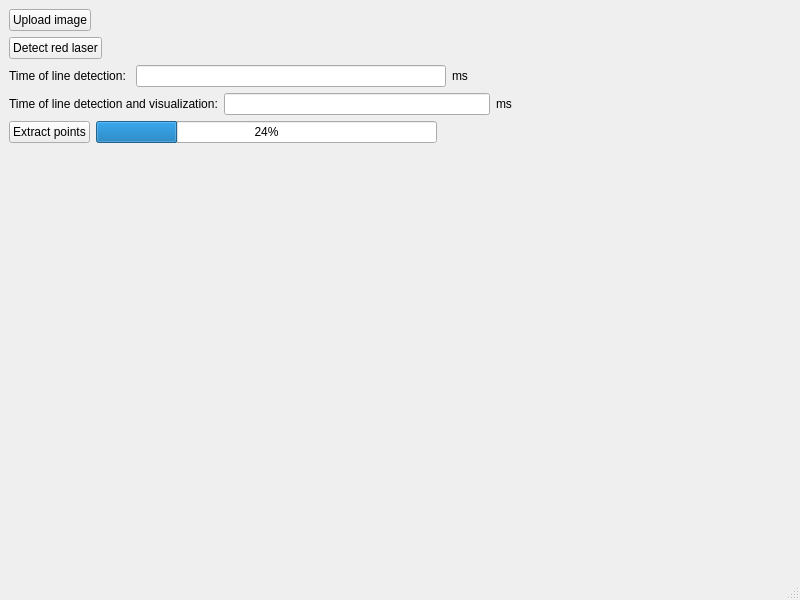
Above: mainwindow.ui from arturShafikov/line_detection_app before the change. Below: the same form after it.
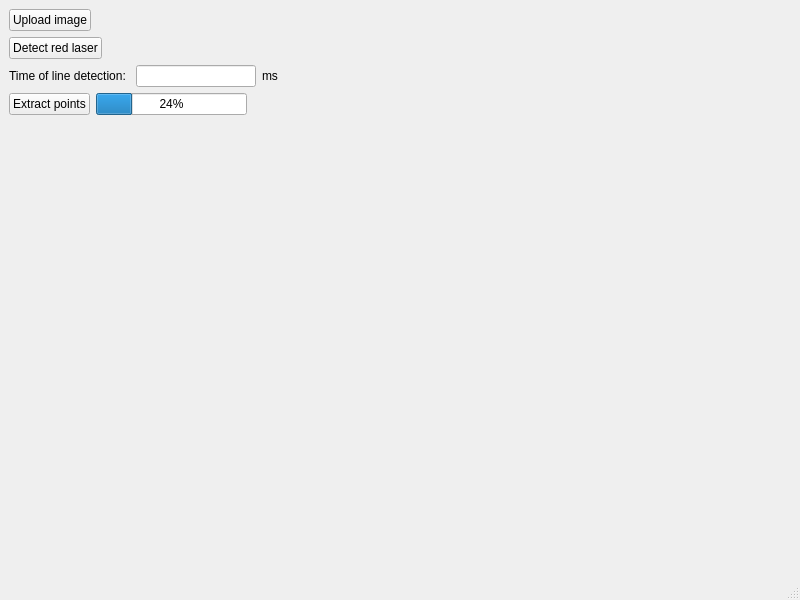
That is the form after the change.

Commit message: New color detection algorithm and UI update

```diff
--- a/mainwindow.ui
+++ b/mainwindow.ui
@@ -99,40 +99,6 @@
         </item>
        </layout>
       </item>
-      <item>
-       <layout class="QHBoxLayout" name="horizontalLayout_3">
-        <item>
-         <widget class="QLabel" name="time_of_line_detection_and_visualization_label">
-          <property name="text">
-           <string>Time of line detection and visualization:</string>
-          </property>
-         </widget>
-        </item>
-        <item>
-         <widget class="QLineEdit" name="time_of_line_detection_and_visualization_line_edit"/>
-        </item>
-        <item>
-         <widget class="QLabel" name="label_2">
-          <property name="text">
-           <string>ms</string>
-          </property>
-         </widget>
-        </item>
-        <item>
-         <spacer name="horizontalSpacer_2">
-          <property name="orientation">
-           <enum>Qt::Horizontal</enum>
-          </property>
-          <property name="sizeHint" stdset="0">
-           <size>
-            <width>40</width>
-            <height>20</height>
-           </size>
-          </property>
-         </spacer>
-        </item>
-       </layout>
-      </item>
       <item>
        <layout class="QHBoxLayout" name="horizontalLayout_6">
         <item>
@@ -182,18 +148,78 @@
     <item>
      <layout class="QVBoxLayout" name="verticalLayout_2">
       <item>
-       <widget class="QLabel" name="input_image_label">
-        <property name="text">
-         <string/>
-        </property>
-       </widget>
+       <layout class="QHBoxLayout" name="horizontalLayout_7">
+        <item>
+         <spacer name="horizontalSpacer_6">
+          <property name="orientation">
+           <enum>Qt::Horizontal</enum>
+          </property>
+          <property name="sizeHint" stdset="0">
+           <size>
+            <width>40</width>
+            <height>20</height>
+           </size>
+          </property>
+         </spacer>
+        </item>
+        <item>
+         <widget class="QLabel" name="input_image_label">
+          <property name="text">
+           <string/>
+          </property>
+         </widget>
+        </item>
+        <item>
+         <spacer name="horizontalSpacer_7">
+          <property name="orientation">
+           <enum>Qt::Horizontal</enum>
+          </property>
+          <property name="sizeHint" stdset="0">
+           <size>
+            <width>40</width>
+            <height>20</height>
+           </size>
+          </property>
+         </spacer>
+        </item>
+       </layout>
       </item>
       <item>
-       <widget class="QLabel" name="output_image_label">
-        <property name="text">
-         <string/>
-        </property>
-       </widget>
+       <layout class="QHBoxLayout" name="horizontalLayout_8">
+        <item>
+         <spacer name="horizontalSpacer_8">
+          <property name="orientation">
+           <enum>Qt::Horizontal</enum>
+          </property>
+          <property name="sizeHint" stdset="0">
+           <size>
+            <width>40</width>
+            <height>20</height>
+           </size>
+          </property>
+         </spacer>
+        </item>
+        <item>
+         <widget class="QLabel" name="output_image_label">
+          <property name="text">
+           <string/>
+          </property>
+         </widget>
+        </item>
+        <item>
+         <spacer name="horizontalSpacer_9">
+          <property name="orientation">
+           <enum>Qt::Horizontal</enum>
+          </property>
+          <property name="sizeHint" stdset="0">
+           <size>
+            <width>40</width>
+            <height>20</height>
+           </size>
+          </property>
+         </spacer>
+        </item>
+       </layout>
       </item>
      </layout>
     </item>
```
The commit also changes 4 other files.
